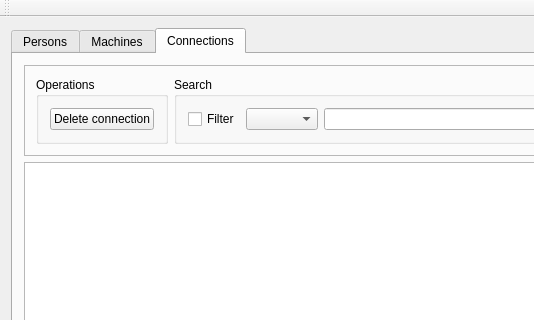
Indexu/Verklegt_Namskeid, file Verklegt_Namskeid-Skil3/Verklegt_Namskeid-Skil3/mainwindow.ui: the form before one commit; both pictures show x 0 to 534 and y 0 to 320 of the 784 by 562 pixel window.
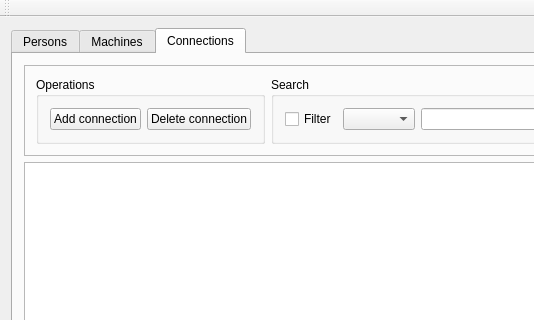
The form after the commit. Icons and pictures are not drawn.

Commit message: Added Add dialog to connections

```diff
--- a/Verklegt_Namskeid-Skil3/Verklegt_Namskeid-Skil3/mainwindow.ui
+++ b/Verklegt_Namskeid-Skil3/Verklegt_Namskeid-Skil3/mainwindow.ui
@@ -245,6 +245,13 @@
               <string>Operations</string>
              </property>
              <layout class="QHBoxLayout" name="horizontalLayout_8">
+              <item>
+               <widget class="QPushButton" name="addConnectionButton">
+                <property name="text">
+                 <string>Add connection</string>
+                </property>
+               </widget>
+              </item>
               <item>
                <widget class="QPushButton" name="connectionsDeleteButton">
                 <property name="text">
```
The commit also changes 10 other files.
